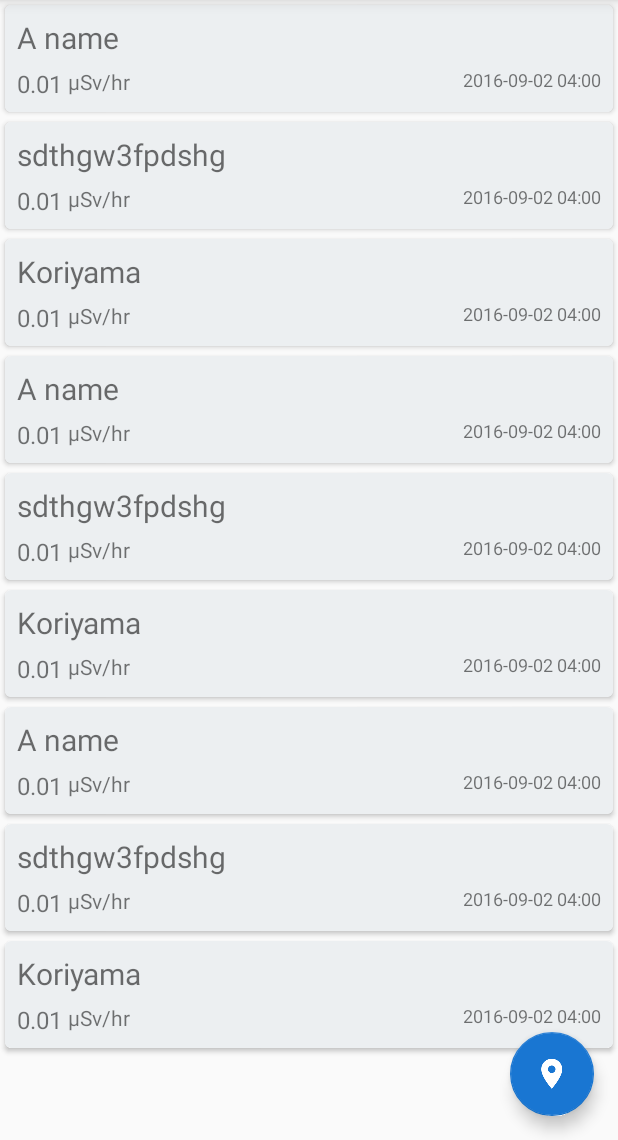
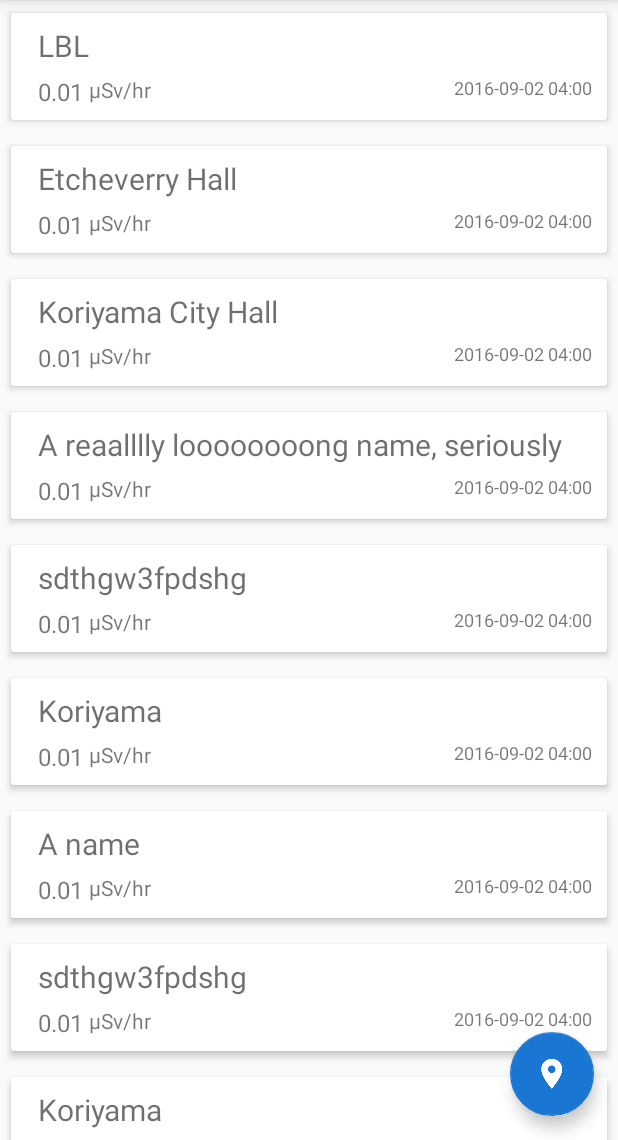
Before and after one commit to bearing/dosenet-apps, an Android app: the screen it shows after launch (MainActivity), on a phone screen of 412 x 824 dp, the part 96-1236 px from its top. Run offline under Robolectric (Android 15) with nearby library versions, the phone set to English and light mode, and no system bars; libraries missing offline, so code that uses them is left out: com.afollestad.materialdialogs.

Commit message:
UI Card tweaks - hardware acceleration enabled and cards have shadows on all devices

```diff
--- a/Android/DoseNet/app/src/main/java/com/navrit/dosenet/MainActivity.java
+++ b/Android/DoseNet/app/src/main/java/com/navrit/dosenet/MainActivity.java
@@ -82,10 +82,10 @@ public class MainActivity extends AppCompatActivity implements View.OnClickListe
 
         makeJsonObjectRequest();
 
-        dosimeters.add(new Dosimeter("A name", 0.01, unitSelected, "2016-09-02 04:00"));
-        dosimeters.add(new Dosimeter("sdthgw3fpdshg", 0.01, unitSelected, "2016-09-02 04:00"));
-        dosimeters.add(new Dosimeter("Koriyama", 0.01, unitSelected, "2016-09-02 04:00"));
-        dosimeters.add(new Dosimeter("A name", 0.01, unitSelected, "2016-09-02 04:00"));
+        dosimeters.add(new Dosimeter("LBL", 0.01, unitSelected, "2016-09-02 04:00"));
+        dosimeters.add(new Dosimeter("Etcheverry Hall", 0.01, unitSelected, "2016-09-02 04:00"));
+        dosimeters.add(new Dosimeter("Koriyama City Hall", 0.01, unitSelected, "2016-09-02 04:00"));
+        dosimeters.add(new Dosimeter("A reaalllly loooooooong name, seriously", 0.01, unitSelected, "2016-09-02 04:00"));
         dosimeters.add(new Dosimeter("sdthgw3fpdshg", 0.01, unitSelected, "2016-09-02 04:00"));
         dosimeters.add(new Dosimeter("Koriyama", 0.01, unitSelected, "2016-09-02 04:00"));
         dosimeters.add(new Dosimeter("A name", 0.01, unitSelected, "2016-09-02 04:00"));
--- a/Android/DoseNet/app/src/main/res/layout/dosimeter_item.xml
+++ b/Android/DoseNet/app/src/main/res/layout/dosimeter_item.xml
@@ -6,15 +6,18 @@
     android:layout_height="wrap_content"
     android:layout_margin="3dp"
     android:paddingBottom="6dp"
-    android:elevation="4dp"
-    card_view:cardCornerRadius="4dp"
+    card_view:cardUseCompatPadding="true"
+    card_view:cardBackgroundColor="@android:color/white"
+    card_view:cardElevation="3dp"
     >
 
     <RelativeLayout
         android:layout_width="match_parent"
         android:layout_height="match_parent"
-        android:padding="8dp"
-        android:background="#ECEFF1"
+        android:paddingStart="18dp"
+        android:paddingEnd="10dp"
+        android:paddingTop="8dp"
+        android:paddingBottom="8dp"
         >
 
         <TextView android:id="@+id/dosimeter_name"
```
Also changed, not shown: Android/DoseNet/app/src/main/AndroidManifest.xml (+5 -3 lines), Android/DoseNet/app/src/main/res/layout/activity_cardview.xml (+24 -8 lines).
